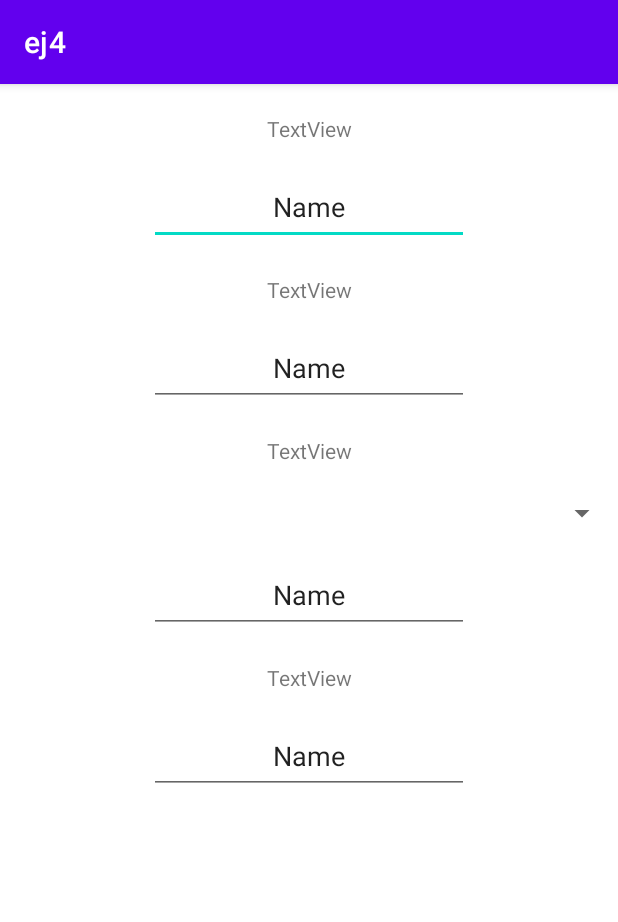
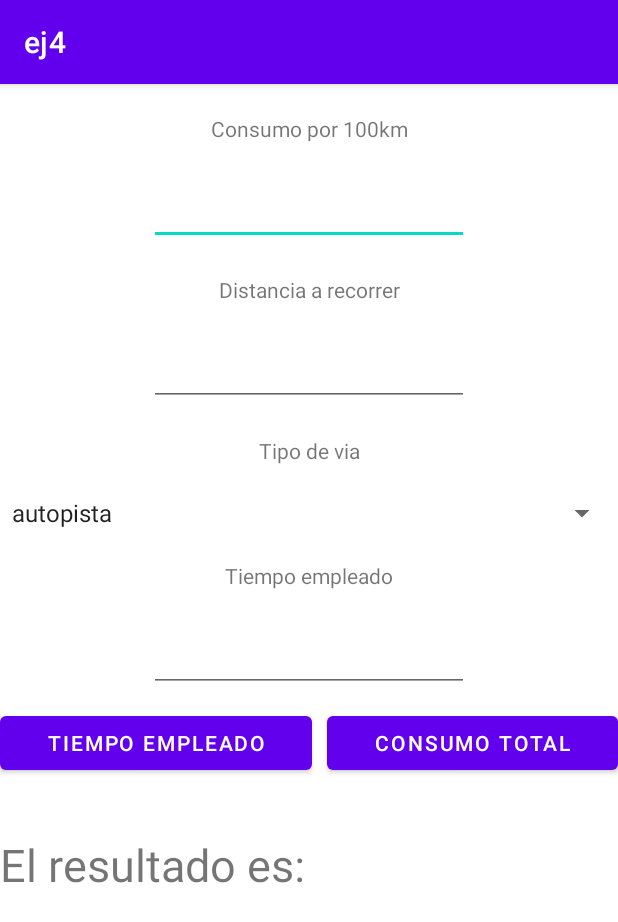
Before and after one commit to Miguigg/android_clase, an Android app: the screen it shows after launch (MainActivity), on a phone screen of 412 x 824 dp. Shown: the top 922 px of the screen. Run offline under Robolectric (Android 15) with nearby library versions, the phone set to English and light mode, and no system bars.

Commit message:
Fin ejercicios semana1

```diff
--- a/ej4/app/src/main/java/com/example/ej4/MainActivity.java
+++ b/ej4/app/src/main/java/com/example/ej4/MainActivity.java
@@ -3,12 +3,69 @@ package com.example.ej4;
 import androidx.appcompat.app.AppCompatActivity;
 
 import android.os.Bundle;
+import android.view.View;
+import android.widget.ArrayAdapter;
+import android.widget.Button;
+import android.widget.Spinner;
+import android.widget.TextView;
+import android.widget.Toast;
 
 public class MainActivity extends AppCompatActivity {
-
+    Spinner s1;
+    TextView consumo,distancia,tiempo,res;
+    Button b1,b2;
     @Override
     protected void onCreate(Bundle savedInstanceState) {
         super.onCreate(savedInstanceState);
         setContentView(R.layout.activity_main);
+        s1 = findViewById(R.id.s1);
+        String [] operaciones = {"autopista","nacional","comarcal"};//lista para el spinner
+        ArrayAdapter<String> adapter1=new ArrayAdapter<>(this, android.R.layout.simple_spinner_item,operaciones);
+        s1.setAdapter(adapter1);
+        b1 = findViewById(R.id.tiempo_empleado);
+        b2 = findViewById(R.id.consumo_total);
+        b1.setOnClickListener(new View.OnClickListener() {
+            @Override
+            public void onClick(View view) {
+                tiempoTotal();
+            }
+        });
+        b2.setOnClickListener(new View.OnClickListener() {
+            @Override
+            public void onClick(View view) {
+                consumo();
+            }
+        });
+    }
+    public void tiempoTotal(){
+        distancia = findViewById(R.id.distancia);
+        double result;
+        res = findViewById(R.id.res);
+        try {
+            String via = s1.getSelectedItem().toString();
+            double valorDist =  Double.parseDouble(distancia.getText().toString());
+            switch (via){
+                case "autopista":
+                    result = valorDist / 100;
+                    res.setText("El resulado es "+String.valueOf(result) + "hora(s)");
+                    break;
+                case "nacional":
+                    result = valorDist / 80;
+                    res.setText("El resulado es "+String.valueOf(result) + "hora(s)");
+                    break;
+                case "comarcal":
+                    result = valorDist / 50;
+                    res.setText("El resulado es "+String.valueOf(result) + "hora(s)");
+                    break;
+            }
+        }catch (Exception e) {
+            Toast.makeText(this,"Debes introducir un numero en distancia" + e,Toast.LENGTH_LONG).show();
+        }
+    }
+    public void consumo(){
+        tiempo = findViewById(R.id.tiempo_empleado);
+        consumo = findViewById(R.id.consumo_total);
+        double result;
+
     }
 }
--- a/ej4/app/src/main/res/layout/activity_main.xml
+++ b/ej4/app/src/main/res/layout/activity_main.xml
@@ -19,10 +19,10 @@
             android:layout_marginTop="20sp"
             android:foregroundGravity="center_horizontal"
             android:gravity="center_horizontal"
-            android:text="TextView" />
+            android:text="@string/consumo" />
 
         <EditText
-            android:id="@+id/editTextTextPersonName4"
+            android:id="@+id/consumo"
             android:layout_width="wrap_content"
             android:layout_height="wrap_content"
             android:layout_gravity="center_horizontal"
@@ -30,9 +30,8 @@
             android:ems="10"
             android:foregroundGravity="center_horizontal"
             android:gravity="center_horizontal"
-            android:inputType="textPersonName"
-            android:minHeight="48dp"
-            android:text="Name" />
+            android:inputType="number"
+            android:minHeight="48dp" />
 
         <TextView
             android:id="@+id/textView2"
@@ -42,10 +41,10 @@
             android:layout_marginTop="20sp"
             android:foregroundGravity="center_horizontal"
             android:gravity="center_horizontal"
-            android:text="TextView" />
+            android:text="@string/distancia" />
 
         <EditText
-            android:id="@+id/editTextTextPersonName3"
+            android:id="@+id/distancia"
             android:layout_width="wrap_content"
             android:layout_height="wrap_content"
             android:layout_gravity="center_horizontal"
@@ -53,9 +52,8 @@
             android:ems="10"
             android:foregroundGravity="center_horizontal"
             android:gravity="center_horizontal"
-            android:inputType="textPersonName"
-            android:minHeight="48dp"
-            android:text="Name" />
+            android:inputType="number"
+            android:minHeight="48dp" />
 
         <TextView
             android:id="@+id/textView3"
@@ -65,29 +63,16 @@
             android:layout_marginTop="20sp"
             android:foregroundGravity="center_horizontal"
             android:gravity="center_horizontal"
-            android:text="TextView" />
+            android:text="@string/via" />
 
         <Spinner
-            android:id="@+id/spinner"
+            android:id="@+id/s1"
             android:layout_width="match_parent"
             android:layout_height="wrap_content"
             android:layout_gravity="center_horizontal"
             android:layout_marginTop="20sp"
             android:foregroundGravity="center_horizontal"
             android:gravity="center_horizontal" />
-
-        <EditText
-            android:id="@+id/editTextTextPersonName"
-            android:layout_width="wrap_content"
-            android:layout_height="wrap_content"
-            android:layout_gravity="center_horizontal"
-            android:layout_marginTop="20sp"
-            android:ems="10"
-            android:foregroundGravity="center_horizontal"
-            android:gravity="center_horizontal"
-            android:inputType="textPersonName"
-            android:minHeight="48dp"
-            android:text="Name" />
 
         <TextView
             android:id="@+id/textView4"
@@ -97,10 +82,10 @@
             android:layout_marginTop="20sp"
             android:foregroundGravity="center_horizontal"
             android:gravity="center_horizontal"
-            android:text="TextView" />
+            android:text="@string/tiempo" />
 
         <EditText
-            android:id="@+id/editTextTextPersonName2"
+            android:id="@+id/tiempo"
             android:layout_width="wrap_content"
             android:layout_height="wrap_content"
             android:layout_gravity="center_horizontal"
@@ -108,9 +93,40 @@
             android:ems="10"
             android:foregroundGravity="center_horizontal"
             android:gravity="center_horizontal"
-            android:inputType="textPersonName"
-            android:minHeight="48dp"
-            android:text="Name" />
+            android:inputType="number"
+            android:minHeight="48dp" />
+
+        <LinearLayout
+            android:layout_width="match_parent"
+            android:layout_height="match_parent"
+            android:orientation="horizontal">
+
+            <Button
+                android:id="@+id/tiempo_empleado"
+                android:layout_width="wrap_content"
+                android:layout_height="wrap_content"
+                android:layout_marginTop="10sp"
+                android:layout_weight="1"
+                android:text="@string/calcTiempo" />
+
+            <Button
+                android:id="@+id/consumo_total"
+                android:layout_width="wrap_content"
+                android:layout_height="wrap_content"
+                android:layout_marginLeft="10sp"
+                android:layout_marginTop="10sp"
+                android:layout_weight="1"
+                android:text="@string/consumoTotal" />
+        </LinearLayout>
+
     </LinearLayout>
 
+    <TextView
+        android:id="@+id/res"
+        android:layout_width="match_parent"
+        android:layout_height="44dp"
+        android:layout_marginTop="500sp"
+        android:text="@string/res"
+        android:textSize="30sp" />
+
 </RelativeLayout>
--- a/ej4/app/src/main/res/values/strings.xml
+++ b/ej4/app/src/main/res/values/strings.xml
@@ -4,4 +4,7 @@
     <string name="distancia">Distancia a recorrer</string>
     <string name="via">Tipo de via</string>
     <string name="tiempo">Tiempo empleado</string>
+    <string name="calcTiempo">Tiempo empleado</string>
+    <string name="consumoTotal">Consumo total</string>
+    <string name="res">El resultado es:</string>
 </resources>
```
